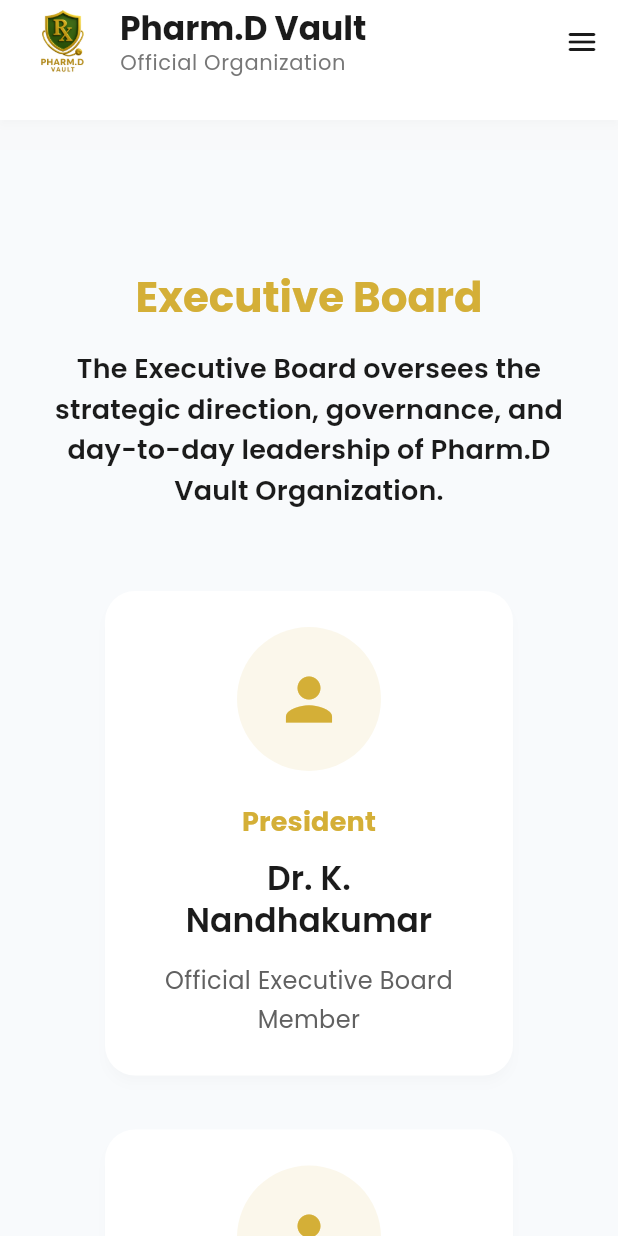
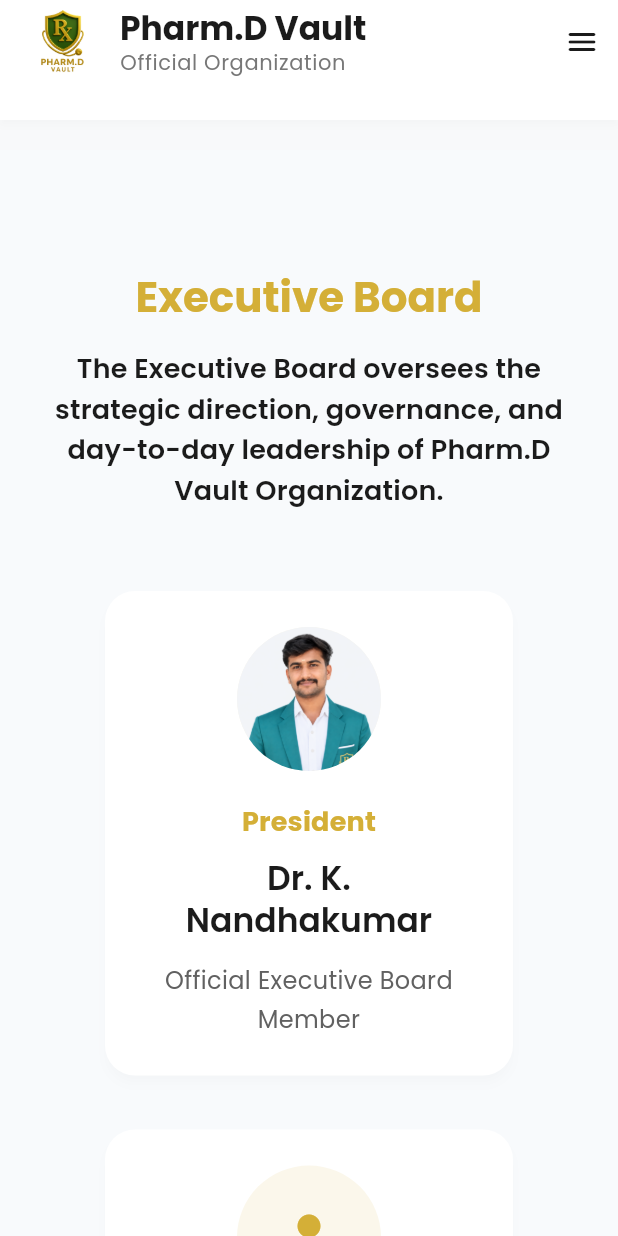
Before and after one commit to Dr-Nandhakumar/pharmd-vault-website, a Flutter app: the TeamPage screen opened by its route, scrolled down 2304 dp, on a phone screen of 412 x 824 dp. Run offline on Flutter 3.47's test engine with Material 3 defaults, Android fonts, the phone set to English and light mode, and no system bars; our stand-ins replace google_fonts.

Commit message:
Fix incomplete founder image and show portrait on President card

```diff
--- a/lib/pages/team/widgets/executive_board.dart
+++ b/lib/pages/team/widgets/executive_board.dart
@@ -39,7 +39,7 @@
             runSpacing: 28,
             alignment: WrapAlignment.center,
             children: const [
-              _BoardCard(designation: "President", name: "Dr. K. Nandhakumar"),
+              _BoardCard(designation: "President", name: "Dr. K. Nandhakumar", imagePath: "assets/logo/founder-nandhakumar.png"),
 
               _BoardCard(designation: "Secretary", name: "Dr. Hariharan V"),
 
@@ -58,8 +58,9 @@
   final String designation;
   final String name;
   final String qualification;
+  final String imagePath;
 
-  const _BoardCard({required this.designation, required this.name, this.qualification = ''});
+  const _BoardCard({required this.designation, required this.name, this.qualification = '', this.imagePath = ''});
 
   @override
   Widget build(BuildContext context) {
@@ -75,11 +76,12 @@
               CircleAvatar(
                 radius: 48,
                 backgroundColor: AppColors.primary.withValues(alpha: 0.10),
-                child: const Icon(
+                foregroundImage: imagePath.isEmpty ? null : AssetImage(imagePath),
+                child: imagePath.isEmpty ? const Icon(
                   Icons.person,
                   size: 46,
                   color: AppColors.primary,
-                ),
+                ) : null,
               ),
 
               const SizedBox(height: 20),
```
Also changed, not shown: assets/logo/founder-nandhakumar.png.
